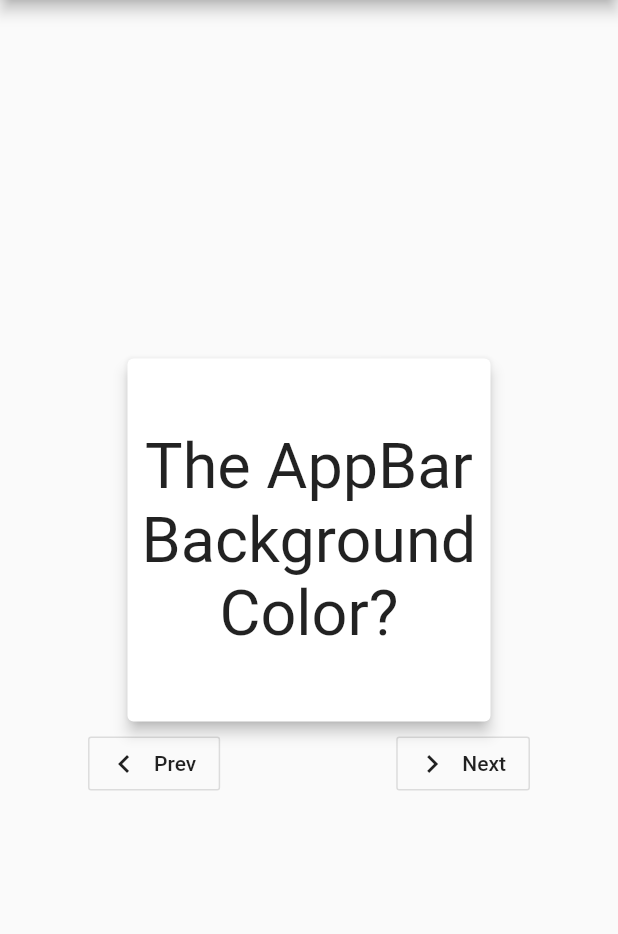
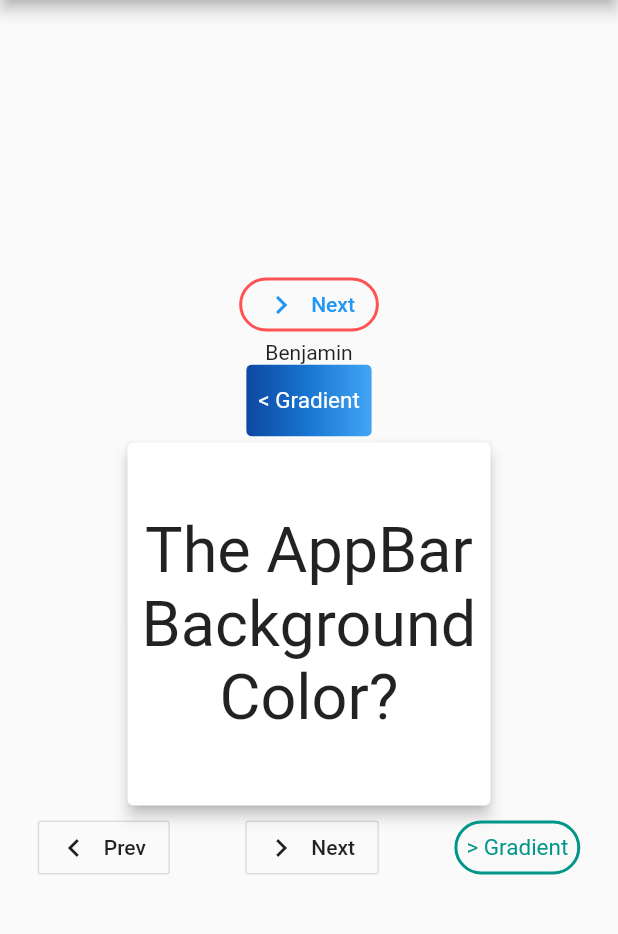
Before and after one commit to Edivri/flashcardsUI, a Flutter app: the screen it shows after launch, on a phone screen of 412 x 824 dp, the part 84-1018 px from its top. Run offline on Flutter 3.47's test engine with Material 2 defaults, Android fonts, the phone set to English and light mode, and no system bars; drawn by our look-alikes of flip_card.

Commit message:
Update main.dart

```diff
--- a/lib/main.dart
+++ b/lib/main.dart
@@ -14,12 +14,11 @@ class MyApp extends StatefulWidget {
 
 class _MyAppState extends State<MyApp> {
   List<Flashcard> _flashcards = [
-    Flashcard(
-        question: "The AppBar BackgroundColor?",
-        answer: "Teal✅"),
+    Flashcard(question: "The AppBar BackgroundColor?", answer: "Teal✅"),
     Flashcard(question: "Bat-signal is for?", answer: "Batman🦇!"),
     Flashcard(
-        question: "Who writes the best code?", answer: "Ya boi Za Proqrammer!👨🏽‍💻")
+        question: "Who writes the best code?",
+        answer: "Ya boi Za Proqrammer!👨🏽‍💻")
   ];
 
   int _currentIndex = 0;
@@ -37,6 +36,49 @@ class _MyAppState extends State<MyApp> {
           child: Column(
             mainAxisAlignment: MainAxisAlignment.center,
             children: [
+              OutlinedButton.icon(
+                 onPressed: showNextCard,
+                    icon: Icon(Icons.chevron_right),
+                    label: Text('Next'),
+                    style: OutlinedButton.styleFrom(
+                      shape: StadiumBorder(),
+                      side: BorderSide(
+                        width: 2,
+                        color: Colors.redAccent
+                      )
+                    ),
+                    ),
+              Text("Benjamin"),
+              ClipRRect(
+            borderRadius: BorderRadius.circular(4),
+            child: Stack(
+              children: <Widget>[
+                Positioned.fill(
+                  child: Container(
+                    decoration: const BoxDecoration(
+                      gradient: LinearGradient(
+                        colors: <Color>[
+                          Color(0xFF0D47A1),
+                          Color(0xFF1976D2),
+                          Color(0xFF42A5F5),
+                        ],
+                      ),
+                    ),
+                  ),
+                ),
+                TextButton(
+                  style: TextButton.styleFrom(
+                    padding: const EdgeInsets.all(8.0),
+                    primary: Colors.white,
+                    textStyle: const TextStyle(fontSize: 15),
+                  ),
+                  onPressed: () {},
+                  child: const Text('< Gradient'),
+                ),
+              ],
+            ),
+          ),
+
               SizedBox(
                   width: 250,
                   height: 250,
@@ -55,10 +97,25 @@ class _MyAppState extends State<MyApp> {
                       icon: Icon(Icons.chevron_left),
                       label: Text('Prev')),
                   OutlineButton.icon(
-                      onPressed: showNextCard,
-                      icon: Icon(Icons.chevron_right),
-                      label: Text('Next'),
-                      color: Colors.teal,),
+                    onPressed: showNextCard,
+                    icon: Icon(Icons.chevron_right),
+                    label: Text('Next'),
+                    color: Colors.teal,
+                  ),
+                  TextButton(
+                  style: TextButton.styleFrom(
+                    padding: const EdgeInsets.all(8.0),
+                    primary: Colors.teal,
+                    textStyle: const TextStyle(fontSize: 15),
+                    shape: StadiumBorder(),
+                    side: BorderSide(
+                      width: 2,
+                      color: Colors.teal,
+                    )
+                  ),
+                  onPressed: showNextCard,
+                  child: const Text('> Gradient'),
+                ),
                 ],
               )
             ],
```
